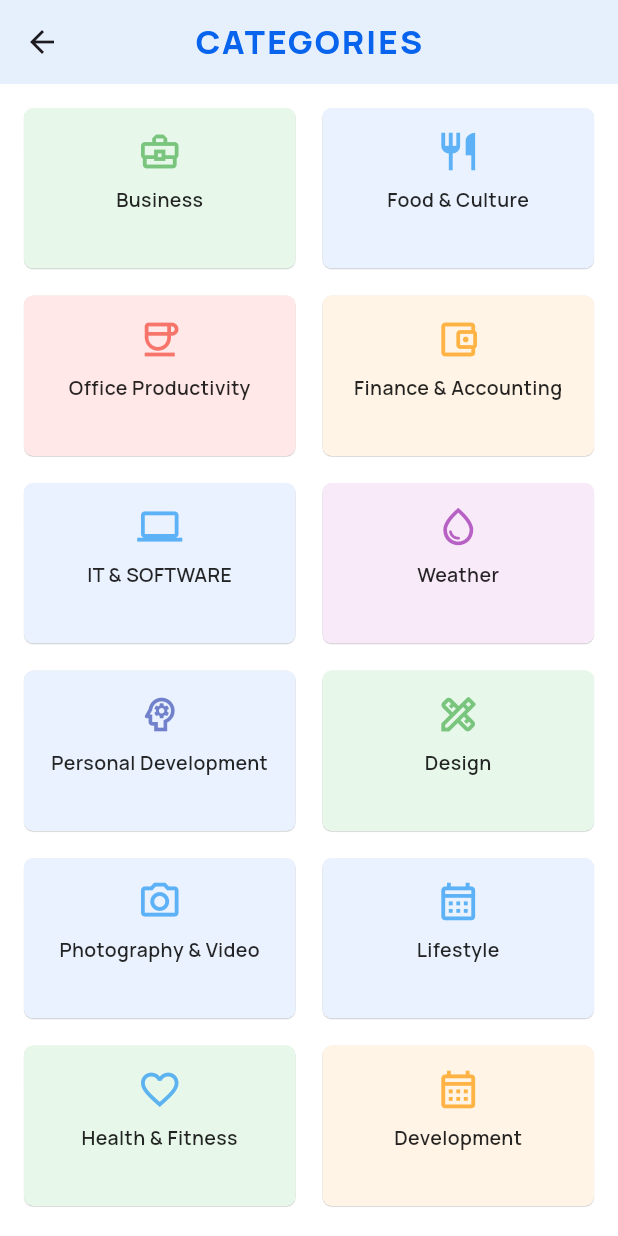
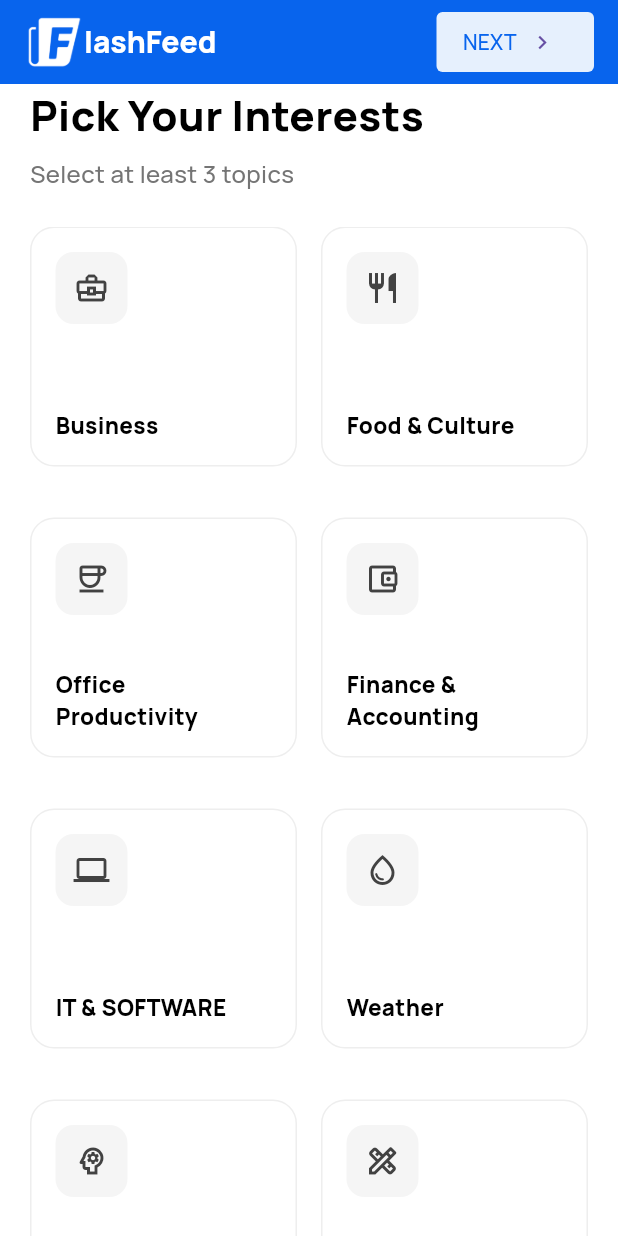
Before and after one commit to starkoder1/flash-feed, a Flutter app: the CategoryScreen screen opened directly, on a phone screen of 412 x 824 dp. Run offline on Flutter 3.47's test engine with Material 3 defaults, Android fonts, the phone set to English and light mode, and no system bars; our stand-ins replace cached_network_image, flutter_animate, flutter_riverpod, google_fonts, shimmer, skeletonizer and 2 more.

Commit message:
redesign category screen

```diff
--- a/lib/main.dart
+++ b/lib/main.dart
@@ -40,16 +40,16 @@ class MyApp extends ConsumerWidget {
 
       // 🌚 Dark Theme
       darkTheme: ThemeData(
-        appBarTheme: AppBarTheme(color: Color(0xFF101C4D)),
+        appBarTheme: AppBarTheme(color: darkmodeShade),
         brightness: Brightness.dark,
-        scaffoldBackgroundColor: Colors.grey[900],
+        // scaffoldBackgroundColor: darkmodeShade,
         textTheme: GoogleFonts.manropeTextTheme().apply(
           bodyColor: Colors.white,
           displayColor: Colors.white,
         ),
       ),
 
-      home: HomePage(), //  You can navigate to SettingsPage from here
+      home: LogoScreen(), //  You can navigate to SettingsPage from here
     );
   }
 }
--- a/lib/ui/screens/home/home_page.dart
+++ b/lib/ui/screens/home/home_page.dart
@@ -88,7 +88,6 @@ class HomePage extends ConsumerWidget {
             ],
           ),
           elevation: 0,
-          backgroundColor: primaryShade,
         ),
         body: TabBarView(
           children: categoryMap.values.map((provider) {
--- a/lib/ui/screens/home/home_page_controller.dart
+++ b/lib/ui/screens/home/home_page_controller.dart
@@ -1,18 +1,20 @@
+import 'package:flash_feed/data/features/theme_provider.dart';
 import 'package:flash_feed/ui/screens/home/home_page.dart';
 import 'package:flutter/material.dart';
 // import 'package:flash_feed/screens/feed_page.dart';
 import 'package:flash_feed/ui/screens/home/settings_page.dart';
 import 'package:flash_feed/utils/util.dart';
+import 'package:flutter_riverpod/flutter_riverpod.dart';
 // import 'package:persistent_bottom_nav_bar_v2/persistent_bottom_nav_bar_v2.dart';
 
-class HomePageController extends StatefulWidget {
+class HomePageController extends ConsumerStatefulWidget {
   const HomePageController({super.key});
 
   @override
-  State<HomePageController> createState() => _MainScreenState();
+  ConsumerState<HomePageController> createState() => _MainScreenState();
 }
 
-class _MainScreenState extends State<HomePageController> {
+class _MainScreenState extends ConsumerState<HomePageController> {
   int _selectedIndex = 0;
   late PageController
   _pageController; // Add this for controlling page animations
@@ -45,8 +47,10 @@ class _MainScreenState extends State<HomePageController> {
 
   @override
   Widget build(BuildContext context) {
+    final isDarkMode = ref.watch(themeProvider);
+
     return Scaffold(
-      backgroundColor: Colors.blueGrey,
+      backgroundColor: Color(0xFF101C4D),
       body: PageView(
         // Replace the simple body with PageView for animated transitions
         controller: _pageController,
@@ -63,9 +67,9 @@ class _MainScreenState extends State<HomePageController> {
         currentIndex: _selectedIndex,
         onTap: _onItemTapped,
         backgroundColor: secondaryShade,
-        selectedItemColor: primaryShade,
+        selectedItemColor: isDarkMode ? secondaryShade : primaryShade,
         unselectedItemColor: Colors.grey,
-        showUnselectedLabels: false,
+        showUnselectedLabels: true,
         type: BottomNavigationBarType.shifting,
         items: const [
           BottomNavigationBarItem(
--- a/lib/ui/screens/onboarding/category_screen.dart
+++ b/lib/ui/screens/onboarding/category_screen.dart
@@ -1,11 +1,18 @@
-import 'package:flash_feed/ui/screens/home/home_page.dart';
+import 'dart:math'; // Added for Random
 import 'package:flash_feed/ui/screens/home/home_page_controller.dart';
+import 'package:flash_feed/ui/widgets/custom_elevated_button.dart';
 import 'package:flash_feed/utils/util.dart';
-import 'package:flash_feed/ui/widgets/category_card.dart';
-import 'package:flash_feed/ui/widgets/custom_elevated_button.dart';
 import 'package:flutter/material.dart';
 import 'package:google_fonts/google_fonts.dart';
+import 'package:shimmer/shimmer.dart';
 
+// Updated data class (removed the 'color' property)
+class _CategoryInfo {
+  final IconData icon;
+  final String title;
+
+  _CategoryInfo({required this.icon, required this.title});
+}
 
 class CategoryScreen extends StatefulWidget {
   const CategoryScreen({super.key});
@@ -17,7 +24,95 @@ class CategoryScreen extends StatefulWidget {
 class _CategoryScreenState extends State<CategoryScreen> {
   final Set<String> _selectedCategories = {};
 
-  void toggleCategory(String category) {
+  // --- 1. Translated Gradients from your React code ---
+  final List<LinearGradient> _gradients = [
+    // from-blue-500 to-cyan-500
+    LinearGradient(
+      colors: [Colors.blue.shade500, Colors.cyan.shade500],
+      begin: Alignment.topLeft,
+      end: Alignment.bottomRight,
+    ),
+    // from-emerald-500 to-teal-500
+    LinearGradient(
+      colors: [Colors.green.shade500, Colors.teal.shade500],
+      begin: Alignment.topLeft,
+      end: Alignment.bottomRight,
+    ),
+    // from-orange-500 to-amber-500
+    LinearGradient(
+      colors: [Colors.orange.shade500, Colors.amber.shade500],
+      begin: Alignment.topLeft,
+      end: Alignment.bottomRight,
+    ),
+    // from-purple-500 to-pink-500
+    LinearGradient(
+      colors: [Colors.purple.shade500, Colors.pink.shade500],
+      begin: Alignment.topLeft,
+      end: Alignment.bottomRight,
+    ),
+
+    LinearGradient(
+      colors: [Colors.pink.shade500, Colors.red.shade400],
+      begin: Alignment.topLeft,
+      end: Alignment.bottomRight,
+    ),
+  ];
+
+  // --- 2. Map to store the randomly assigned gradient for each card ---
+  final Map<String, LinearGradient> _cardGradients = {};
+  List<LinearGradient> _shuffledGradients = [];
+  int _gradientIndex = 0;
+
+  void initGradients() {
+    _shuffledGradients = List.from(_gradients)..shuffle();
+  }
+
+  LinearGradient _getGradientForCategory(String categoryTitle) {
+    if (_cardGradients.containsKey(categoryTitle)) {
+      return _cardGradients[categoryTitle]!;
+    }
+
+    // Shuffle again if all gradients are used
+    if (_gradientIndex >= _shuffledGradients.length) {
+      _shuffledGradients.shuffle();
+      _gradientIndex = 0;
+    }
+
+    final gradient = _shuffledGradients[_gradientIndex++];
+    _cardGradients[categoryTitle] = gradient;
+
+    return gradient;
+  }
+
+  // --- 3. Updated categories list (removed 'color') ---
+  final List<_CategoryInfo> _categories = [
+    _CategoryInfo(icon: Icons.business_center_outlined, title: "Business"),
+    _CategoryInfo(icon: Icons.restaurant_outlined, title: "Food & Culture"),
+    _CategoryInfo(icon: Icons.coffee_outlined, title: "Office Productivity"),
+    _CategoryInfo(
+      icon: Icons.account_balance_wallet_outlined,
+      title: "Finance & Accounting",
+    ),
+    _CategoryInfo(icon: Icons.computer_outlined, title: "IT & SOFTWARE"),
+    _CategoryInfo(icon: Icons.water_drop_outlined, title: "Weather"),
+    _CategoryInfo(
+      icon: Icons.psychology_outlined,
+      title: "Personal Development",
+    ),
+    _CategoryInfo(icon: Icons.design_services_outlined, title: "Design"),
+    _CategoryInfo(
+      icon: Icons.camera_alt_outlined,
+      title: "Photography & Video",
+    ),
+    _CategoryInfo(icon: Icons.calendar_month_outlined, title: "Lifestyle"),
+    _CategoryInfo(
+      icon: Icons.favorite_border_outlined,
+      title: "Health & Fitness",
+    ),
+    _CategoryInfo(icon: Icons.code_outlined, title: "Development"),
+  ];
+
+  void _toggleCategory(String category) {
     setState(() {
       if (_selectedCategories.contains(category)) {
         _selectedCategories.remove(category);
@@ -27,184 +122,117 @@ class _CategoryScreenState extends State<CategoryScreen> {
     });
   }
 
+  bool get _isNextButtonEnabled => _selectedCategories.length >= 3;
+  @override
+  void initState() {
+    super.initState();
+    initGradients();
+  }
+
   @override
   Widget build(BuildContext context) {
     return Scaffold(
       backgroundColor: Colors.white,
       appBar: AppBar(
-        backgroundColor: secondaryShade,
-        title: Text(
-          "CATEGORIES",
+        title: Row(
+          mainAxisSize: MainAxisSize.min,
+          children: [
+            Image.asset("assets/logo_alt.png", height: 40, width: 40),
+            Text(
+              "lashFeed",
               style: GoogleFonts.manrope(
-            color: primaryShade,
-            letterSpacing: 1.5,
-            fontWeight: FontWeight.w800,
+                color: Colors.white,
+                fontSize: 20,
+                fontWeight: FontWeight.w900,
               ),
-        ),
-        centerTitle: true,
-        elevation: 0,
-      ),
-      body: Padding(
-        padding: const EdgeInsets.all(12.0),
-        child: SingleChildScrollView(
-          child: Column(
-            children: [
-              Row(
-                children: [
-                  CategoryCard(
-                    icon: Icons.business_center_outlined,
-                    title: "Business",
-                    backgroundColor: const Color(0xFFE7F8EA),
-                    iconColor: Colors.green,
-                    isSelected: _selectedCategories.contains("Business"),
-                    onTap: () => toggleCategory("Business"),
-                  ),
-                  const SizedBox(width: 10),
-                  CategoryCard(
-                    icon: Icons.restaurant_outlined,
-                    title: "Food & Culture",
-                    backgroundColor: const Color(0xFFEAF2FF),
-                    iconColor: Colors.blue,
-                    isSelected: _selectedCategories.contains("Food & Culture"),
-                    onTap: () => toggleCategory("Food & Culture"),
             ),
           ],
         ),
-              const SizedBox(height: 10),
-              Row(
-                children: [
-                  CategoryCard(
-                    icon: Icons.coffee_outlined,
-                    title: "Office Productivity",
-                    backgroundColor: const Color(0xFFFFE8E7),
-                    iconColor: Colors.red,
-                    isSelected: _selectedCategories.contains(
-                      "Office Productivity",
+        backgroundColor: primaryShade,
+        elevation: 0,
+        actions: [
+          Padding(
+            padding: const EdgeInsets.symmetric(
+              vertical: 8.0,
+              horizontal: 16.0,
             ),
-                    onTap: () => toggleCategory("Office Productivity"),
-                  ),
-                  const SizedBox(width: 10),
-                  CategoryCard(
-                    icon: Icons.account_balance_wallet_outlined,
-                    title: "Finance & Accounting",
-                    backgroundColor: const Color(0xFFFFF4E5),
-                    iconColor: Colors.orange,
-                    isSelected: _selectedCategories.contains(
-                      "Finance & Accounting",
-                    ),
-                    onTap: () => toggleCategory("Finance & Accounting"),
-                  ),
-                ],
-              ),
-              SizedBox(height: 10),
-              Row(
-                children: [
-                  CategoryCard(
-                    icon: Icons.computer_outlined,
-                    title: "IT & SOFTWARE",
-                    backgroundColor: Color(0xFFEAF2FF),
-                    iconColor: Colors.blue,
-                    isSelected: _selectedCategories.contains("IT & SOFTWARE"),
-                    onTap: () => toggleCategory("IT & SOFTWARE"),
-                  ),
-                  const SizedBox(width: 10),
-                  CategoryCard(
-                    icon: Icons.water_drop_outlined,
-                    title: "Weather",
-                    backgroundColor: Color(0xFFF8EAF8),
-                    iconColor: Colors.purple,
-                    isSelected: _selectedCategories.contains("weather"),
-                    onTap: () => toggleCategory("weather"),
-                  ),
-                ],
-              ),
-              SizedBox(height: 10),
-              Row(
-                children: [
-                  CategoryCard(
-                    icon: Icons.psychology_outlined,
-                    title: "Personal Development",
-                    backgroundColor: Color(0xFFEAF2FF),
-                    iconColor: Colors.indigo,
-                    isSelected: _selectedCategories.contains(
-                      "Personal Development",
-                    ),
-                    onTap: () => toggleCategory("Personal Development"),
-                  ),
-                  const SizedBox(width: 10),
-                  CategoryCard(
-                    icon: Icons.design_services_outlined,
-                    title: "Design",
-                    backgroundColor: Color(0xFFE7F8EA),
-                    iconColor: Colors.green,
-                    isSelected: _selectedCategories.contains("Design"),
-                    onTap: () => toggleCategory("Design"),
-                  ),
-                ],
-              ),
-              SizedBox(height: 10),
-              Row(
-                children: [
-                  CategoryCard(
-                    icon: Icons.camera_alt_outlined,
-                    title: "Photography & Video",
-                    backgroundColor: Color(0xFFEAF2FF),
-                    iconColor: Colors.blue,
-                    isSelected: _selectedCategories.contains(
-                      "Photography & Video",
-                    ),
-                    onTap: () => toggleCategory("Photography & Video"),
-                  ),
-                  SizedBox(width: 10),
-                  CategoryCard(
-                    icon: Icons.calendar_month_outlined,
-                    title: "Lifestyle",
-                    backgroundColor: Color(0xFFEAF2FF),
-                    iconColor: Colors.blue,
-                    isSelected: _selectedCategories.contains("Lifestyle"),
-                    onTap: () => toggleCategory("Lifestyle"),
-                  ),
-                ],
-              ),
-              SizedBox(height: 10),
-              Row(
-                children: [
-                  CategoryCard(
-                    icon: Icons.favorite_border_outlined,
-                    title: "Health & Fitness",
-                    backgroundColor: Color(0xFFE7F8EA),
-                    iconColor: Colors.blue,
-                    isSelected: _selectedCategories.contains(
-                      "Health & Fitness",
-                    ),
-                    onTap: () => toggleCategory("Health & Fitness"),
-                  ),
-                  SizedBox(width: 10),
-                  CategoryCard(
-                    icon: Icons.calendar_month_outlined,
-                    title: "Development",
-                    backgroundColor: const Color(0xFFFFF4E5),
-                    iconColor: Colors.orange,
-                    isSelected: _selectedCategories.contains("Development"),
-                    onTap: () => toggleCategory("Development"),
-                  ),
-                ],
-              ),
-              SizedBox(height: 15),
-              CustomElevatedButton(
-                text: "Save & next",
+            child: CustomElevatedButton(
+              text: 'NEXT',
               onTap: () {
-                  Navigator.pushAndRemoveUntil(
+                _isNextButtonEnabled
+                    ? Navigator.pushAndRemoveUntil(
                         context,
                         MaterialPageRoute(
                           builder: (context) => HomePageController(),
                         ),
                         (route) => false,
+                      )
+                    : null;
+              },
+              txtColor: primaryShade,
+              btnHeight: 40,
+              btnWidth: 105,
+              btnColor: secondaryShade,
+              icon: Icon(Icons.chevron_right),
+            ),
+          ),
+        ],
+      ),
+      body: SafeArea(
+        child: Padding(
+          padding: const EdgeInsets.symmetric(horizontal: 20.0),
+          child: Column(
+            crossAxisAlignment: CrossAxisAlignment.start,
+            children: [
+              Text(
+                "Pick Your Interests",
+                style: GoogleFonts.manrope(
+                  fontSize: 28,
+                  fontWeight: FontWeight.w800,
+                  color: Colors.black,
+                ),
+              ),
+              const SizedBox(height: 8),
+              Text(
+                "Select at least 3 topics",
+                style: GoogleFonts.manrope(
+                  fontSize: 16,
+                  fontWeight: FontWeight.w500,
+                  color: Colors.grey[600],
+                ),
+              ),
+              const SizedBox(height: 24),
+              Expanded(
+                child: GridView.builder(
+                  padding: const EdgeInsets.only(bottom: 20),
+                  physics: const BouncingScrollPhysics(),
+                  gridDelegate: const SliverGridDelegateWithFixedCrossAxisCount(
+                    crossAxisCount: 2,
+                    mainAxisSpacing: 16,
+                    crossAxisSpacing: 16,
+                    childAspectRatio: 1, // square cards
+                  ),
+                  itemCount: _categories.length,
+                  itemBuilder: (context, index) {
+                    final category = _categories[index];
+                    final isSelected = _selectedCategories.contains(
+                      category.title,
+                    );
+
+                    // --- 4. Get the gradient for the card ---
+                    final gradient = isSelected
+                        ? _getGradientForCategory(category.title)
+                        : null;
+
+                    return _InterestCard(
+                      data: category,
+                      isSelected: isSelected,
+                      onTap: () => _toggleCategory(category.title),
+                      // Pass the gradient to the card
+                      selectedGradient: gradient,
                     );
                   },
-                txtColor: Colors.white,
-                btnHeight: 48,
-                btnWidth: 180,
+                ),
               ),
             ],
           ),
@@ -213,3 +241,138 @@ class _CategoryScreenState extends State<CategoryScreen> {
     );
   }
 }
+
+// --- 5. Updated _InterestCard ---
+class _InterestCard extends StatelessWidget {
+  final _CategoryInfo data;
+  final bool isSelected;
+  final VoidCallback onTap;
+  final LinearGradient? selectedGradient; // New property
+
+  const _InterestCard({
+    required this.data,
+    required this.isSelected,
+    required this.onTap,
+    required this.selectedGradient, // Added to constructor
+  });
+
+  @override
+  Widget build(BuildContext context) {
+    return GestureDetector(
+      onTap: onTap,
+      child: Stack(
+        children: [
+          // 1. The Card Container
+          Container(
+            width: double.infinity,
+            height: 160,
+            decoration: BoxDecoration(
+              // --- UPDATED: Use gradient if selected, white if not ---
+              gradient: isSelected ? selectedGradient : null,
+              color: isSelected ? null : Colors.white,
+              borderRadius: BorderRadius.circular(16),
+              border: Border.all(
+                color: isSelected
+                    ? Colors
+                          .transparent // No border when gradient is active
+                    : Colors.grey[200]!,
+                width: 1.0, // Thinner default border
+              ),
+              boxShadow: isSelected
+                  ? [
+                      BoxShadow(
+                        // Use gradient's first color for a nice glow
+                        color:
+                            selectedGradient?.colors.first.withOpacity(0.3) ??
+                            Colors.black.withOpacity(0.12),
+                        blurRadius: 10,
+                        offset: const Offset(0, 4),
+                      ),
+                    ]
+                  : [],
+            ),
+            clipBehavior: Clip.antiAlias,
+            child: Stack(
+              children: [
+                // Card Content
+                Padding(
+                  padding: const EdgeInsets.all(16.0),
+                  child: Column(
+                    mainAxisAlignment: MainAxisAlignment.spaceBetween,
+                    crossAxisAlignment: CrossAxisAlignment.start,
+                    children: [
+                      Container(
+                        padding: const EdgeInsets.all(12),
+                        decoration: BoxDecoration(
+                          // --- UPDATED: Translucent white on gradient ---
+                          color: isSelected
+                              ? Colors.white.withOpacity(0.3)
+                              : const Color(0xFFF5F5F5),
+                          borderRadius: BorderRadius.circular(12),
+                        ),
+                        // --- UPDATED: White icon on gradient ---
+                        child: Icon(
+                          data.icon,
+                          color: isSelected ? Colors.white : Colors.grey[800],
+                          size: 24,
+                        ),
+                      ),
+                      Text(
+                        data.title,
+                        style: GoogleFonts.manrope(
+                          fontSize: 15,
+                          fontWeight: FontWeight.w800,
+                          // --- UPDATED: White text on gradient ---
+                          color: isSelected ? Colors.white : Colors.black,
+                        ),
+                        maxLines: 2,
+                        overflow: TextOverflow.ellipsis,
+                      ),
+                    ],
+                  ),
+                ),
+
+                // SHINE EFFECT
+                if (isSelected)
+                  Positioned.fill(
+                    child: Transform.rotate(
+                      angle: 45 * 3.1415926535 / 180,
+                      child: Shimmer.fromColors(
+                        baseColor: Colors.transparent,
+                        highlightColor: Colors.white.withOpacity(0.2),
+                        period: const Duration(milliseconds: 1500),
+                        child: Container(color: Colors.white),
+                      ),
+                    ),
+                  ),
+              ],
+            ),
+          ),
+
+          // 2. The Checkmark Overlay
+          if (isSelected)
+            Positioned(
+              top: 8,
+              right: 8,
+              child: Container(
+                width: 28,
+                height: 28,
+                decoration: BoxDecoration(
+                  color: Colors.white,
+                  shape: BoxShape.circle,
+                  boxShadow: [
+                    BoxShadow(
+                      color: Colors.black.withOpacity(0.1),
+                      blurRadius: 6,
+                      offset: const Offset(0, 3),
+                    ),
+                  ],
+                ),
+                child: Icon(Icons.check, color: Colors.grey[900], size: 18),
+              ),
+            ),
+        ],
+      ),
+    );
+  }
+}
--- a/lib/ui/screens/onboarding/splash_screen.dart
+++ b/lib/ui/screens/onboarding/splash_screen.dart
@@ -1,4 +1,5 @@
 import 'package:flash_feed/ui/screens/home/home_page_controller.dart';
+import 'package:flash_feed/ui/screens/onboarding/category_screen.dart';
 import 'package:flash_feed/utils/util.dart';
 import 'package:flash_feed/ui/widgets/custom_elevated_button.dart';
 import 'package:flutter/material.dart';
@@ -92,7 +93,7 @@ class SplashScreen extends StatelessWidget {
                           Navigator.pushReplacement(
                             context,
                             MaterialPageRoute(
-                              builder: (context) => HomePageController(),
+                              builder: (context) => CategoryScreen(),
                             ),
                           );
                         } else if (controller.hasClients) {
--- a/lib/utils/util.dart
+++ b/lib/utils/util.dart
@@ -2,5 +2,5 @@ import 'package:flutter/widgets.dart';
 
 const Color secondaryShade = Color(0xFFE6F0FD);
 const Color primaryShade = Color(0xFF0864ED);
-
+const Color darkmodeShade = Color(0xFF101C4D);
 const double roundedBoxRadius = 6;
--- a/pubspec.yaml
+++ b/pubspec.yaml
@@ -45,6 +45,7 @@ dependencies:
   flutter_riverpod: ^3.0.3
   cached_network_image: ^3.4.1
   skeletonizer: ^2.1.0+1
+  shimmer: ^3.0.0
 
 dev_dependencies:
   flutter_test:
```
Also changed, not shown: pubspec.lock. Lines whose indentation alone changed are shown as unchanged.
